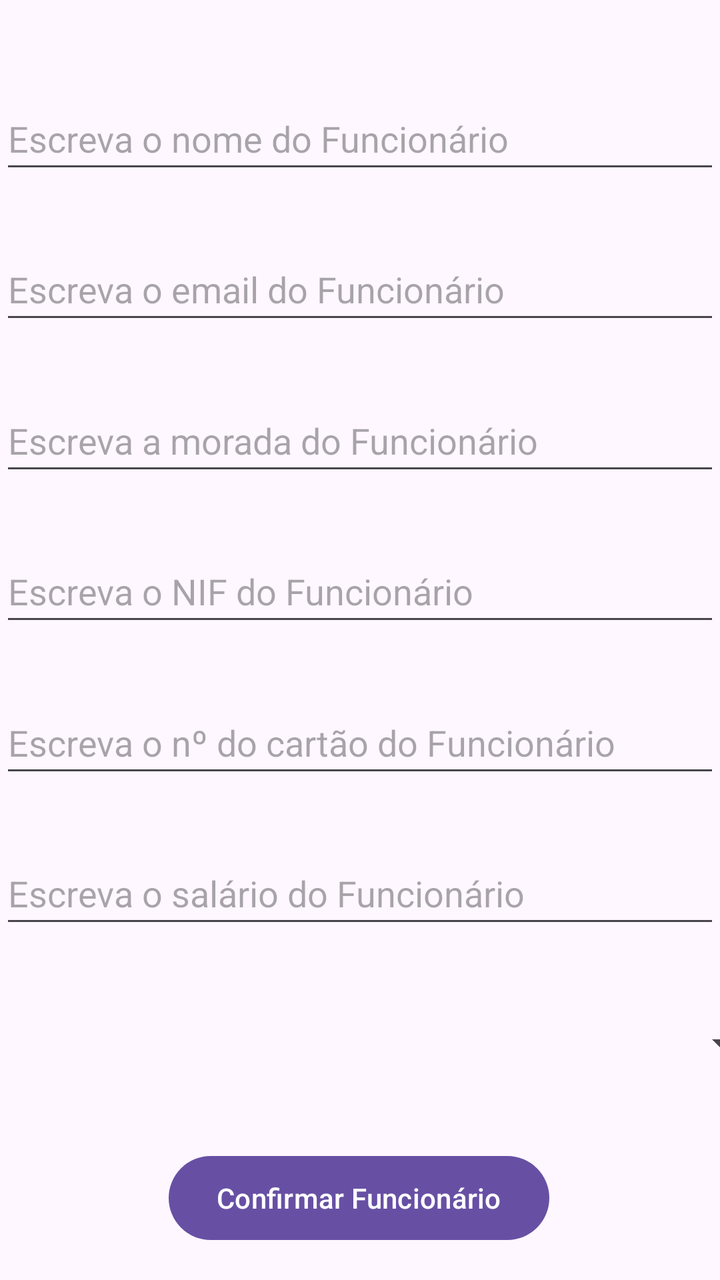
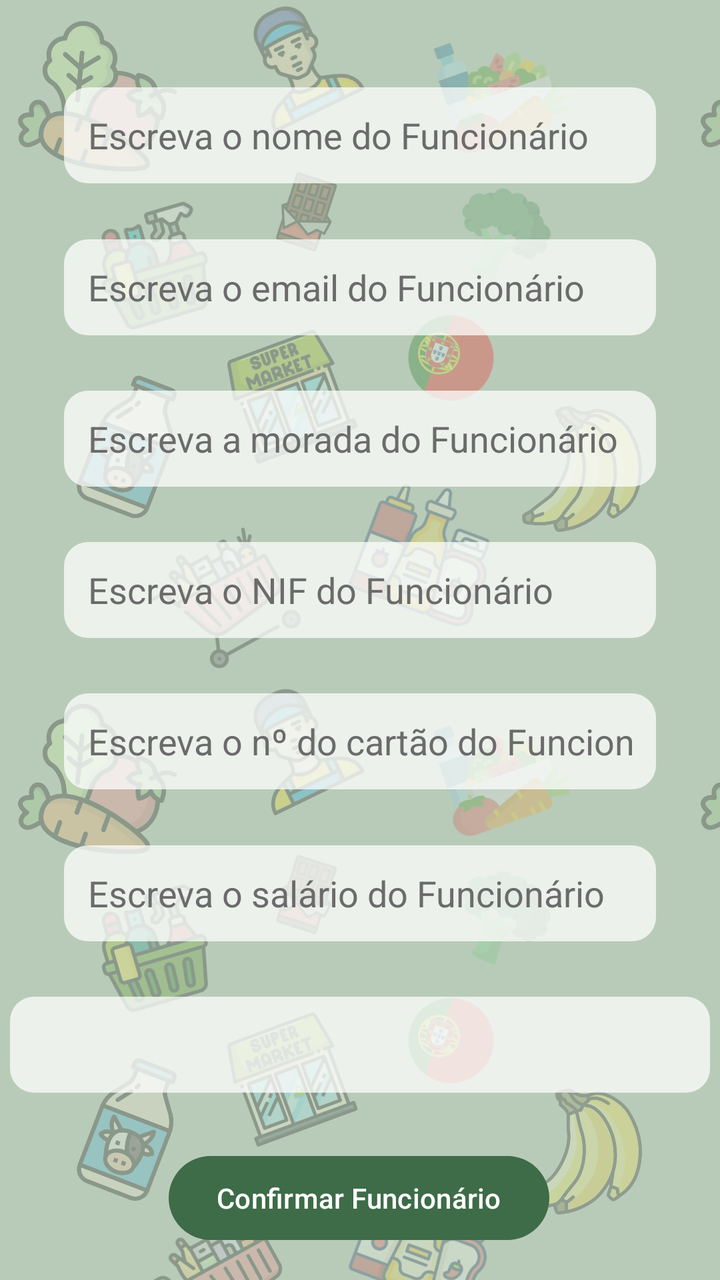

The first picture is an Android layout as it rendered before a commit; the second is the same layout after the commit. The layout source and the unified diff follow.
<!-- AndroidManifest.xml: application theme Theme.ProjectDroid_1220893_1241190 -->
<!-- res/layout/activity_adicionar_funcionario.xml -->
<?xml version="1.0" encoding="utf-8"?>
<androidx.constraintlayout.widget.ConstraintLayout xmlns:android="http://schemas.android.com/apk/res/android"
    xmlns:app="http://schemas.android.com/apk/res-auto"
    xmlns:tools="http://schemas.android.com/tools"
    android:id="@+id/main"
    android:layout_width="match_parent"
    android:layout_height="match_parent"
    tools:context=".ui.AdicionarFuncionario">

    <EditText
        android:id="@+id/editTextSalarioFuncionario"
        android:layout_width="0dp"
        android:layout_height="48dp"
        android:hint="Escreva o salário do Funcionário"
        android:inputType="numberDecimal"
        android:maxLines="1"
        app:layout_constraintBottom_toTopOf="@+id/spinnerFuncionarAdicionar"
        app:layout_constraintEnd_toEndOf="parent"
        app:layout_constraintHorizontal_bias="0.0"
        app:layout_constraintStart_toStartOf="parent"
        app:layout_constraintTop_toBottomOf="@+id/editTextNCartaoFuncionario" />

    <EditText
        android:id="@+id/editTextNCartaoFuncionario"
        android:layout_width="0dp"
        android:layout_height="48dp"
        android:hint="Escreva o nº do cartão do Funcionário"
        android:inputType="text"
        android:maxLines="1"
        app:layout_constraintBottom_toTopOf="@+id/editTextSalarioFuncionario"
        app:layout_constraintEnd_toEndOf="parent"
        app:layout_constraintHorizontal_bias="0.0"
        app:layout_constraintStart_toStartOf="parent"
        app:layout_constraintTop_toBottomOf="@+id/editTextNifFuncionario" />

    <EditText
        android:id="@+id/editTextMoradaFuncionario"
        android:layout_width="0dp"
        android:layout_height="48dp"
        android:hint="Escreva a morada do Funcionário"
        android:inputType="text"
        android:maxLines="1"
        app:layout_constraintBottom_toTopOf="@+id/editTextNifFuncionario"
        app:layout_constraintEnd_toEndOf="parent"
        app:layout_constraintHorizontal_bias="0.0"
        app:layout_constraintStart_toStartOf="parent"
        app:layout_constraintTop_toBottomOf="@+id/editTextEmailFuncionario" />

    <EditText
        android:id="@+id/editTextNifFuncionario"
        android:layout_width="0dp"
        android:layout_height="48dp"
        android:hint="Escreva o NIF do Funcionário"
        android:inputType="text"
        android:maxLines="1"
        app:layout_constraintBottom_toTopOf="@+id/editTextNCartaoFuncionario"
        app:layout_constraintEnd_toEndOf="parent"
        app:layout_constraintStart_toStartOf="parent"
        app:layout_constraintTop_toBottomOf="@+id/editTextMoradaFuncionario" />

    <EditText
        android:id="@+id/editTextNomeFuncionario"
        android:layout_width="0dp"
        android:layout_height="48dp"
        android:layout_marginTop="16dp"
        android:hint="Escreva o nome do Funcionário"
        android:inputType="text"
        android:maxLines="1"
        app:layout_constraintBottom_toTopOf="@+id/editTextEmailFuncionario"
        app:layout_constraintEnd_toEndOf="parent"
        app:layout_constraintStart_toStartOf="parent"
        app:layout_constraintTop_toTopOf="parent" />

    <EditText
        android:id="@+id/editTextEmailFuncionario"
        android:layout_width="0dp"
        android:layout_height="48dp"
        android:hint="Escreva o email do Funcionário"
        android:inputType="text"
        android:maxLines="1"
        app:layout_constraintBottom_toTopOf="@+id/editTextMoradaFuncionario"
        app:layout_constraintEnd_toEndOf="parent"
        app:layout_constraintHorizontal_bias="0.0"
        app:layout_constraintStart_toStartOf="parent"
        app:layout_constraintTop_toBottomOf="@+id/editTextNomeFuncionario" />

    <Button
        android:id="@+id/buttonConfirmarFuncionario"
        android:layout_width="wrap_content"
        android:layout_height="50dp"
        android:layout_marginStart="160dp"
        android:layout_marginEnd="161dp"
        android:layout_marginBottom="16dp"
        android:text="Confirmar Funcionário"
        app:layout_constraintBottom_toBottomOf="parent"
        app:layout_constraintEnd_toEndOf="parent"
        app:layout_constraintStart_toStartOf="parent" />

    <Spinner
        android:id="@+id/spinnerFuncionarAdicionar"
        android:layout_width="409dp"
        android:layout_height="50dp"
        app:layout_constraintBottom_toTopOf="@+id/buttonConfirmarFuncionario"
        app:layout_constraintEnd_toEndOf="parent"
        app:layout_constraintStart_toStartOf="parent"
        app:layout_constraintTop_toBottomOf="@+id/editTextSalarioFuncionario" />
</androidx.constraintlayout.widget.ConstraintLayout>
<!-- resources referenced by this layout -->
<resources>
  <style name="Theme.ProjectDroid_1220893_1241190" parent="Base.Theme.ProjectDroid_1220893_1241190" />
  <style name="Base.Theme.ProjectDroid_1220893_1241190" parent="Theme.Material3.DayNight.NoActionBar">
          
          
      </style>
</resources>

<!-- the commit's change to res/layout/activity_adicionar_funcionario.xml (unified diff, before → after) -->
@@ -11,6 +11,8 @@
         android:id="@+id/editTextSalarioFuncionario"
         android:layout_width="0dp"
         android:layout_height="48dp"
+        android:layout_marginStart="32dp"
+        android:layout_marginEnd="32dp"
         android:hint="Escreva o salário do Funcionário"
         android:inputType="numberDecimal"
         android:maxLines="1"
@@ -24,6 +26,8 @@
         android:id="@+id/editTextNCartaoFuncionario"
         android:layout_width="0dp"
         android:layout_height="48dp"
+        android:layout_marginStart="32dp"
+        android:layout_marginEnd="32dp"
         android:hint="Escreva o nº do cartão do Funcionário"
         android:inputType="text"
         android:maxLines="1"
@@ -37,6 +41,8 @@
         android:id="@+id/editTextMoradaFuncionario"
         android:layout_width="0dp"
         android:layout_height="48dp"
+        android:layout_marginStart="32dp"
+        android:layout_marginEnd="32dp"
         android:hint="Escreva a morada do Funcionário"
         android:inputType="text"
         android:maxLines="1"
@@ -50,6 +56,8 @@
         android:id="@+id/editTextNifFuncionario"
         android:layout_width="0dp"
         android:layout_height="48dp"
+        android:layout_marginStart="32dp"
+        android:layout_marginEnd="32dp"
         android:hint="Escreva o NIF do Funcionário"
         android:inputType="text"
         android:maxLines="1"
@@ -62,7 +70,9 @@
         android:id="@+id/editTextNomeFuncionario"
         android:layout_width="0dp"
         android:layout_height="48dp"
+        android:layout_marginStart="32dp"
         android:layout_marginTop="16dp"
+        android:layout_marginEnd="32dp"
         android:hint="Escreva o nome do Funcionário"
         android:inputType="text"
         android:maxLines="1"
@@ -75,6 +85,8 @@
         android:id="@+id/editTextEmailFuncionario"
         android:layout_width="0dp"
         android:layout_height="48dp"
+        android:layout_marginStart="32dp"
+        android:layout_marginEnd="32dp"
         android:hint="Escreva o email do Funcionário"
         android:inputType="text"
         android:maxLines="1"
@@ -98,8 +110,10 @@
 
     <Spinner
         android:id="@+id/spinnerFuncionarAdicionar"
-        android:layout_width="409dp"
-        android:layout_height="50dp"
+        android:layout_width="350dp"
+        android:layout_height="48dp"
+        android:layout_marginStart="64dp"
+        android:layout_marginEnd="64dp"
         app:layout_constraintBottom_toTopOf="@+id/buttonConfirmarFuncionario"
         app:layout_constraintEnd_toEndOf="parent"
         app:layout_constraintStart_toStartOf="parent"
<!-- resource entries referenced after the edit -->
@@ -3,7 +3,40 @@
   <style name="Theme.ProjectDroid_1220893_1241190" parent="Base.Theme.ProjectDroid_1220893_1241190" />
   <style name="Base.Theme.ProjectDroid_1220893_1241190" parent="Theme.Material3.DayNight.NoActionBar">
           
+          <item name="android:windowBackground">@drawable/fundo_supermercado</item>
+  
           
+          <item name="colorPrimary">@color/verde_botao</item>
+          <item name="colorOnPrimary">@color/white</item>
+          <item name="colorPrimaryContainer">@color/verde_botao</item>
+  
+          
+          <item name="editTextStyle">@style/fundoElementosLayout</item>
+          <item name="spinnerStyle">@style/fundoElementosLayout</item>
+  
+  
+  
       </style>
+  <!-- drawable fundo_supermercado (drawable) -->
+  <?xml version="1.0" encoding="utf-8"?>
+  <bitmap xmlns:android="http://schemas.android.com/apk/res/android"
+      android:src="@drawable/padrao_fundo"
+      android:tileMode="repeat" />
+  <color name="verde_botao">#3E6B48</color>
+  <color name="white">#FFFFFFFF</color>
+  <style name="fundoElementosLayout" parent="Widget.AppCompat.EditText">
+          <item name="android:background">@drawable/fundo_edittext</item>
+          <item name="android:padding">12dp</item>
+          <item name="android:textColor">#222222</item>
+          <item name="android:textColorHint">#6B6B6B</item>
+      </style>
+  <!-- drawable padrao_fundo: png bitmap (drawable-nodpi, 387805 bytes) -->
+  <!-- drawable fundo_edittext (drawable) -->
+  <?xml version="1.0" encoding="utf-8"?>
+  <shape xmlns:android="http://schemas.android.com/apk/res/android"
+      android:shape="rectangle">
+      <solid android:color="#BCFFFFFF" />
+      <corners android:radius="12dp" />
+  </shape>
 </resources>
 
